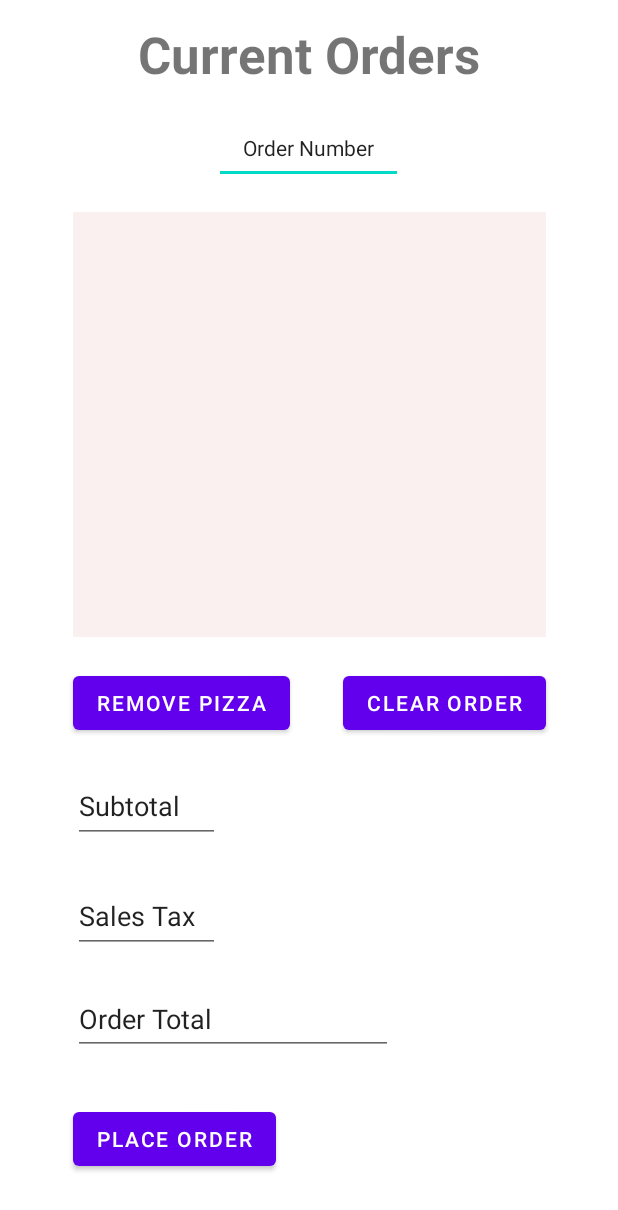
After one commit to AGanguly13/SoftMethProject5, an Android app: the layout currentorder.xml on its own in the app's theme, with its tools: preview values and no code run, on a phone screen of 412 x 824 dp. The commit adds this screen. Shown: the top 1210 px of the screen. Run offline under Robolectric (Android 15) with nearby library versions, the phone set to English and light mode, and no system bars.

Commit message:
Images, Current Order UI and Activity

```diff
--- /dev/null
+++ b/SoftMethProject5/app/src/main/java/com/example/softmethproject5/CurrentOrderActivity.java
@@ -0,0 +1,77 @@
+package com.example.softmethproject5;
+
+import android.app.Activity;
+import android.os.Bundle;
+import android.widget.Button;
+import android.widget.EditText;
+import android.widget.TextView;
+
+public class CurrentOrderActivity extends Activity {
+
+    private TextView pizzaOrders;
+
+    private EditText subtotal;
+
+    private EditText salesTax;
+
+    private EditText orderTotal;
+
+    private Button remove;
+
+    private Button add;
+
+    private Button placeOrder;
+
+    @Override
+    protected void onCreate(Bundle savedInstanceState) {
+        super.onCreate(savedInstanceState);
+        setContentView(R.layout.currentorder);
+    }
+
+    /**
+     * Sets the display of the subtotal of the current pizza.
+     */
+    protected void setSubTotal() {
+
+    }
+
+    /**
+     * Sets the display of sales tax based on the subtotal.
+     */
+    protected void setSalesTax() {
+
+    }
+
+    /**
+     * Sets the total order price.
+     * Equals the sum of the subtotal and sales tax.
+     */
+    protected void setOrderTotal() {
+
+    }
+
+    /**
+     * Sets the list to the current pizza orders.
+     */
+    protected void setPizzaOrders() {
+
+    }
+
+    /**
+     * Removes the selected pizza from the current order.
+     */
+    protected void removePizza() {
+
+    }
+
+    /**
+     * Adds the
+     */
+    protected void addPizza() {
+
+    }
+
+    protected void placeOrder() {
+
+    }
+}
--- /dev/null
+++ b/SoftMethProject5/app/src/main/res/layout/currentorder.xml
@@ -0,0 +1,90 @@
+<?xml version="1.0" encoding="utf-8"?>
+<androidx.constraintlayout.widget.ConstraintLayout xmlns:android="http://schemas.android.com/apk/res/android"
+                                                   xmlns:app="http://schemas.android.com/apk/res-auto"
+                                                   xmlns:tools="http://schemas.android.com/tools"
+                                                   android:layout_width="match_parent"
+                                                   android:layout_height="match_parent">
+    <ListView
+            android:layout_width="315dp"
+            android:layout_height="283dp"
+            app:layout_constraintTop_toTopOf="parent" app:layout_constraintStart_toStartOf="parent"
+            app:layout_constraintEnd_toEndOf="parent" app:layout_constraintBottom_toBottomOf="parent"
+            app:layout_constraintVertical_bias="0.261"
+            android:background="#FAF0F0" android:id="@+id/pizzaOrders"/>
+    <TextView
+            android:text="@string/current_orders"
+            android:layout_width="wrap_content"
+            android:layout_height="wrap_content" android:id="@+id/currentOrderTitle"
+            app:layout_constraintBottom_toTopOf="@+id/pizzaOrders"
+            app:layout_constraintTop_toTopOf="parent" app:layout_constraintEnd_toEndOf="parent"
+            app:layout_constraintStart_toStartOf="parent"
+            app:layout_constraintVertical_bias="0.14" android:textSize="34sp" android:textStyle="bold"
+            android:textAlignment="center" android:textAllCaps="false"/>
+    <EditText
+            android:layout_width="126dp"
+            android:layout_height="48dp"
+            android:inputType="number"
+            android:ems="10"
+            android:id="@+id/orderNum"
+            android:textAlignment="center" android:textSize="14sp"
+            app:layout_constraintTop_toBottomOf="@+id/currentOrderTitle"
+            android:layout_marginTop="16dp"
+            android:hint="@string/order_number"
+            app:layout_constraintBottom_toTopOf="@+id/pizzaOrders" app:layout_constraintEnd_toEndOf="parent"
+            app:layout_constraintVertical_bias="0.0" app:layout_constraintStart_toStartOf="parent"
+            android:textColorHint="#757575" app:layout_constraintHorizontal_bias="0.498"
+            android:text="@string/order_number" android:autofillHints=""/>
+    <Button
+            android:text="@string/remove_pizza"
+            android:layout_width="wrap_content"
+            android:layout_height="wrap_content" android:id="@+id/removePizza"
+            app:layout_constraintTop_toBottomOf="@+id/pizzaOrders"
+            android:layout_marginTop="20dp" app:layout_constraintStart_toStartOf="@+id/pizzaOrders"/>
+    <EditText
+            android:layout_width="98dp"
+            android:layout_height="49dp"
+            android:inputType="numberDecimal"
+            android:ems="10"
+            android:id="@+id/subtotal"
+            android:hint="@string/subtotal" android:textColorHint="#757575"
+            android:text="@string/subtotal"
+            app:layout_constraintTop_toBottomOf="@+id/removePizza"
+            android:layout_marginTop="20dp" app:layout_constraintStart_toStartOf="@+id/pizzaOrders"
+            android:importantForAutofill="no"/>
+    <EditText
+            android:layout_width="98dp"
+            android:layout_height="49dp"
+            android:inputType="numberDecimal"
+            android:ems="10"
+            android:id="@+id/salesTax"
+            android:hint="@string/sales_tax" android:textColorHint="#757575"
+            android:text="@string/sales_tax"
+            app:layout_constraintTop_toBottomOf="@+id/subtotal"
+            android:layout_marginTop="24dp" app:layout_constraintStart_toStartOf="@+id/pizzaOrders"
+            android:importantForAutofill="no"/>
+    <Button
+            android:text="@string/clear_order"
+            android:layout_width="wrap_content"
+            android:layout_height="wrap_content" android:id="@+id/clearOrder"
+            android:textAlignment="center"
+            app:layout_constraintTop_toBottomOf="@+id/pizzaOrders"
+            android:layout_marginTop="20dp" app:layout_constraintEnd_toEndOf="@+id/pizzaOrders"/>
+    <Button
+            android:text="@string/place_order"
+            android:layout_width="wrap_content"
+            android:layout_height="wrap_content" android:id="@+id/placeOrder"
+            android:textAlignment="center"
+            android:textAllCaps="true"
+            app:layout_constraintStart_toStartOf="@+id/pizzaOrders"
+            app:layout_constraintTop_toBottomOf="@+id/orderTotal" android:layout_marginTop="32dp"/>
+    <EditText
+            android:layout_width="wrap_content"
+            android:layout_height="wrap_content"
+            android:inputType="numberDecimal"
+            android:ems="10"
+            android:id="@+id/orderTotal"
+            app:layout_constraintTop_toBottomOf="@+id/salesTax"
+            android:layout_marginTop="20dp" app:layout_constraintStart_toStartOf="@+id/pizzaOrders"
+            android:hint="@string/order_total" android:text="@string/order_total" android:minHeight="48dp"
+            android:importantForAutofill="no"/>
+</androidx.constraintlayout.widget.ConstraintLayout>
--- /dev/null
+++ b/SoftMethProject5/app/src/main/res/layout/storeorders.xml
@@ -0,0 +1,6 @@
+<?xml version="1.0" encoding="utf-8"?>
+<androidx.constraintlayout.widget.ConstraintLayout xmlns:android="http://schemas.android.com/apk/res/android"
+                                                   android:layout_width="match_parent"
+                                                   android:layout_height="match_parent">
+
+</androidx.constraintlayout.widget.ConstraintLayout>
--- a/SoftMethProject5/app/src/main/res/values/strings.xml
+++ b/SoftMethProject5/app/src/main/res/values/strings.xml
@@ -3,4 +3,13 @@
     <string name="title_home">Home</string>
     <string name="title_dashboard">Dashboard</string>
     <string name="title_notifications">Notifications</string>
+    <string name="new_york_style_pizza">New York Style Pizza</string>
+    <string name="current_orders">Current Orders</string>
+    <string name="order_number">Order Number</string>
+    <string name="subtotal">Subtotal</string>
+    <string name="sales_tax">Sales Tax</string>
+    <string name="order_total">Order Total</string>
+    <string name="place_order">Place Order</string>
+    <string name="remove_pizza">Remove Pizza</string>
+    <string name="clear_order">Clear Order</string>
 </resources>
```
Also changed, not shown: SoftMethProject5/app/src/main/res/drawable/cart.png (added), SoftMethProject5/app/src/main/res/drawable/chicagobbq.jpg (added), SoftMethProject5/app/src/main/res/drawable/chicagobuildyourown.jpeg (added), SoftMethProject5/app/src/main/res/drawable/chicagodeluxe.jpg (added), SoftMethProject5/app/src/main/res/drawable/chicagomeatzza.jpeg (added), SoftMethProject5/app/src/main/res/drawable/chicagopizza.jpg (added), SoftMethProject5/app/src/main/res/drawable/nydeluxe.jpg (added), SoftMethProject5/app/src/main/res/drawable/nymeatzza.jpg (added), SoftMethProject5/app/src/main/res/drawable/nypizza.png (added), SoftMethProject5/app/src/main/res/drawable/storeorder.png (added).
